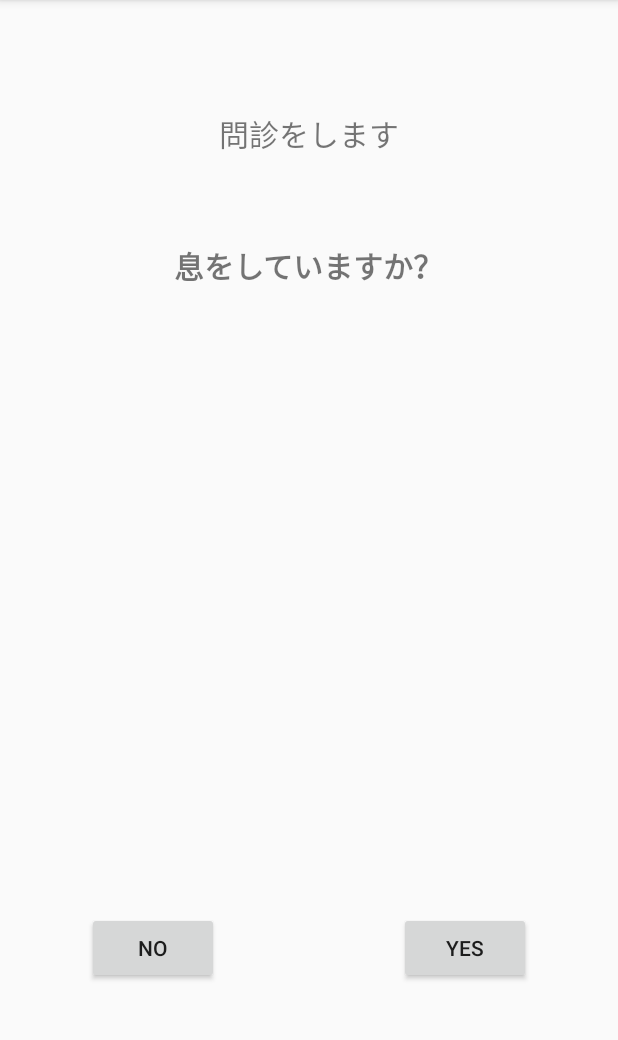
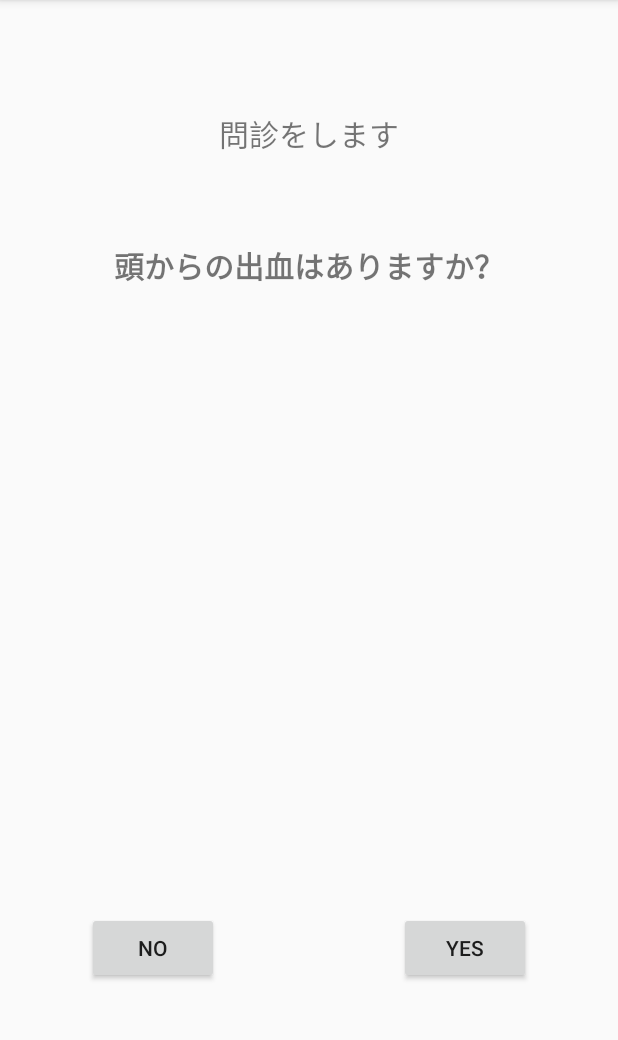
Before and after one commit to 23sakura/Q-A, an Android app: the InterviewActivity screen opened directly, with no data from a screen before it, after a tap on "NO", on a phone screen of 412 x 824 dp, the part 84-1124 px from its top. Run offline under Robolectric (Android 15) with nearby library versions, the phone set to English and light mode, and no system bars; 1 other tap on this screen came first.

Commit message:
bug fixed

```diff
--- a/app/src/main/java/com/example/haruka/rescue_aid/InterviewActivity.java
+++ b/app/src/main/java/com/example/haruka/rescue_aid/InterviewActivity.java
@@ -40,7 +40,7 @@ public class InterviewActivity extends AppCompatActivity {
     View.OnClickListener interAnsBtnListener = new View.OnClickListener(){
         @Override
         public void onClick(View v){
-            if(offset < contents.length ){
+            if(++offset < contents.length ){
                 switch(v.getId()){
                     case R.id.btn_yes:
                         mResult += contents[offset] + " : YES\n";
@@ -49,7 +49,7 @@ public class InterviewActivity extends AppCompatActivity {
                         mResult += contents[offset] + " : No\n";
                         break;
                 }
-                mInterviewContent.setText(contents[offset++]);
+                mInterviewContent.setText(contents[offset]);
             }
             else {
                 new AlertDialog.Builder(context).setMessage("問診は終了です\nQRコードを表示します").setPositiveButton("OK", new DialogInterface.OnClickListener() {
```
Also changed, not shown: 1 other file.
